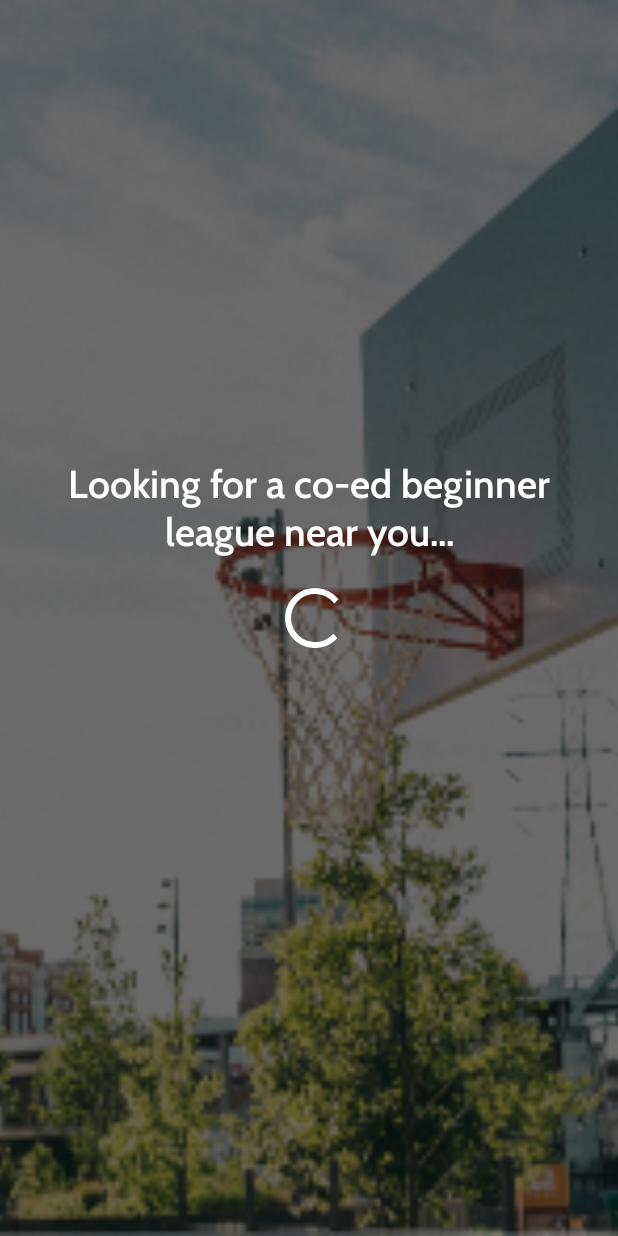
After one commit to decoded-cipher/Swoosh, an Android app: the layout activity_finish.xml on its own in the app's theme, with its tools: preview values and no code run, on a phone screen of 412 x 824 dp. The commit adds this screen. Run offline under Robolectric (Android 15) with nearby library versions, the phone set to English and light mode, and no system bars.

Commit message:
Final Page Designing and button toggling

```diff
--- a/app/src/main/java/com/example/swoosh/Constants.kt
+++ /dev/null
@@ -1,3 +0,0 @@
-package com.example.swoosh
-
-const val EXTRA_LEAGUE = "league"
--- a/app/src/main/java/com/example/swoosh/BaseActivity.kt
+++ b/app/src/main/java/com/example/swoosh/Controller/BaseActivity.kt
@@ -1,4 +1,4 @@
-package com.example.swoosh
+package com.example.swoosh.Controller
 
 import android.support.v7.app.AppCompatActivity
 import android.os.Bundle
--- a/app/src/main/java/com/example/swoosh/LeagueActivity.kt
+++ b/app/src/main/java/com/example/swoosh/Controller/LeagueActivity.kt
@@ -1,10 +1,11 @@
-package com.example.swoosh
+package com.example.swoosh.Controller
 
 import android.content.Intent
-import android.support.v7.app.AppCompatActivity
 import android.os.Bundle
 import android.view.View
 import android.widget.Toast
+import com.example.swoosh.Utilities.EXTRA_LEAGUE
+import com.example.swoosh.R
 import kotlinx.android.synthetic.main.activity_league.*
 
 class LeagueActivity : BaseActivity() {
--- a/app/src/main/java/com/example/swoosh/MainActivity.kt
+++ b/app/src/main/java/com/example/swoosh/Controller/MainActivity.kt
@@ -1,8 +1,8 @@
-package com.example.swoosh
+package com.example.swoosh.Controller
 
 import android.content.Intent
-import android.support.v7.app.AppCompatActivity
 import android.os.Bundle
+import com.example.swoosh.R
 import kotlinx.android.synthetic.main.activity_main.*
 
 class MainActivity : BaseActivity() {
--- /dev/null
+++ b/app/src/main/java/com/example/swoosh/Utilities/Constants.kt
@@ -0,0 +1,4 @@
+package com.example.swoosh.Utilities
+
+const val EXTRA_LEAGUE = "league"
+const val EXTRA_SKILL = "skill"
--- /dev/null
+++ b/app/src/main/res/layout/activity_finish.xml
@@ -0,0 +1,37 @@
+<?xml version="1.0" encoding="utf-8"?>
+<android.support.constraint.ConstraintLayout
+        xmlns:android="http://schemas.android.com/apk/res/android"
+        xmlns:tools="http://schemas.android.com/tools"
+        xmlns:app="http://schemas.android.com/apk/res-auto"
+        android:layout_width="match_parent"
+        android:layout_height="match_parent"
+        tools:context=".Controller.FinishActivity">
+
+    <ImageView
+            android:layout_width="0dp"
+            android:layout_height="0dp" app:srcCompat="@drawable/exercisebg"
+            android:id="@+id/imageView5" app:layout_constraintEnd_toEndOf="parent"
+            app:layout_constraintStart_toStartOf="parent"
+            app:layout_constraintTop_toTopOf="parent"
+            app:layout_constraintBottom_toBottomOf="parent"
+            android:scaleType="centerCrop"/>
+    <TextView
+            android:layout_width="0dp"
+            android:layout_height="wrap_content"
+            android:id="@+id/searchLeagueText" app:layout_constraintEnd_toEndOf="parent"
+            android:layout_marginEnd="16dp" app:layout_constraintStart_toStartOf="parent"
+            android:layout_marginStart="16dp" android:layout_marginTop="8dp"
+            app:layout_constraintTop_toTopOf="@+id/imageView5" android:layout_marginBottom="8dp"
+            app:layout_constraintBottom_toBottomOf="parent"
+            tools:text="Looking for a co-ed beginner league near you..." android:textColor="#FFFFFF"
+            android:fontFamily="@font/cabin_semibold" android:textSize="26sp" android:textAlignment="center"
+            app:layout_constraintVertical_bias="0.402" app:layout_constraintHorizontal_bias="0.0"/>
+    <ProgressBar
+            style="?android:attr/progressBarStyle"
+            android:layout_width="wrap_content"
+            android:layout_height="wrap_content"
+            android:id="@+id/progressBar" android:layout_marginTop="16dp"
+            app:layout_constraintTop_toBottomOf="@+id/searchLeagueText"
+            app:layout_constraintEnd_toEndOf="@+id/imageView5" app:layout_constraintStart_toStartOf="@+id/imageView5"
+            android:layout_marginStart="8dp"/>
+</android.support.constraint.ConstraintLayout>
--- a/app/src/main/res/layout/activity_league.xml
+++ b/app/src/main/res/layout/activity_league.xml
@@ -5,7 +5,7 @@
         xmlns:app="http://schemas.android.com/apk/res-auto"
         android:layout_width="match_parent"
         android:layout_height="match_parent"
-        tools:context=".LeagueActivity">
+        tools:context=".Controller.LeagueActivity">
 
     <ImageView
             android:layout_width="0dp"
--- a/app/src/main/res/layout/activity_main.xml
+++ b/app/src/main/res/layout/activity_main.xml
@@ -5,7 +5,7 @@
         xmlns:app="http://schemas.android.com/apk/res-auto"
         android:layout_width="match_parent"
         android:layout_height="match_parent"
-        tools:context=".MainActivity">
+        tools:context=".Controller.MainActivity">
     <ImageView
             android:layout_width="0dp"
             android:layout_height="0dp" app:srcCompat="@drawable/welcomescreenbg"
```
Also changed, not shown: app/src/main/AndroidManifest.xml (+6 -4 lines), app/src/main/java/com/example/swoosh/Controller/FinishActivity.kt (added, +23 -0 lines), app/src/main/java/com/example/swoosh/Controller/SkillActivity.kt (added, +44 -0 lines), app/src/main/java/com/example/swoosh/SkillActivity.kt (deleted, +0 -16 lines), app/src/main/res/layout/activity_skill.xml (+9 -8 lines).
